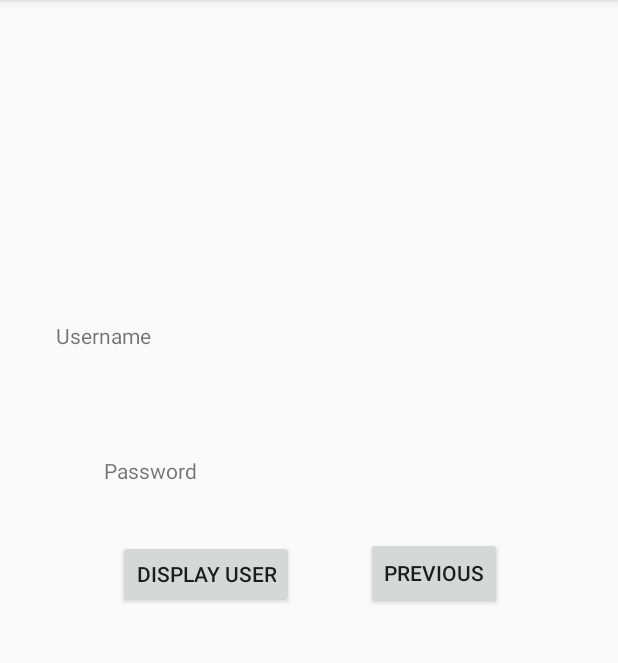
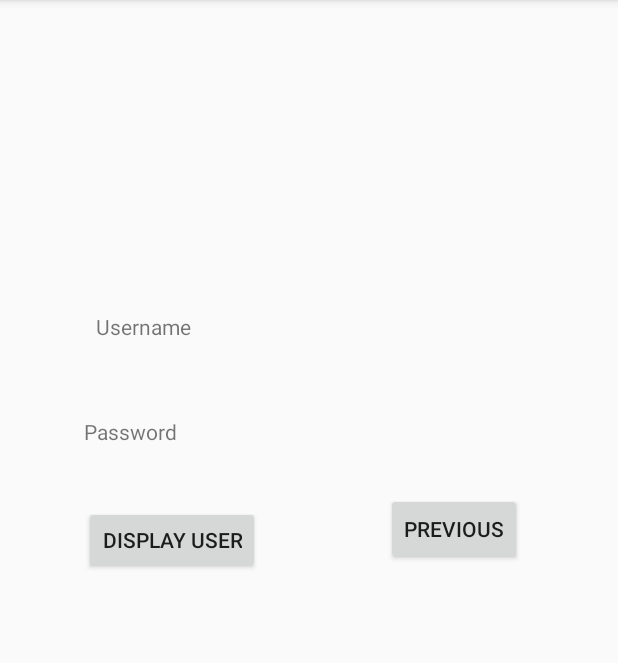
Before and after one commit to johnmvergara/Sample8, an Android app: the Activity2 screen opened directly, with no data from a screen before it, on a phone screen of 412 x 824 dp, the part 84-747 px from its top. Run offline under Robolectric (Android 15) with nearby library versions, the phone set to English and light mode, and no system bars.

Commit message:
arranged layout

```diff
--- a/app/src/main/res/layout/activity_2.xml
+++ b/app/src/main/res/layout/activity_2.xml
@@ -10,83 +10,75 @@
         android:id="@+id/textView"
         android:layout_width="67dp"
         android:layout_height="42dp"
-        android:layout_marginStart="8dp"
-        android:layout_marginLeft="8dp"
-        android:layout_marginTop="214dp"
-        android:layout_marginEnd="307dp"
-        android:layout_marginRight="307dp"
-        android:layout_marginBottom="39dp"
+        android:layout_marginStart="64dp"
+        android:layout_marginLeft="64dp"
+        android:layout_marginTop="208dp"
         android:text="Username"
-        app:layout_constraintBottom_toTopOf="@+id/textView2"
-        app:layout_constraintEnd_toEndOf="parent"
-        app:layout_constraintHorizontal_bias="1.0"
         app:layout_constraintStart_toStartOf="parent"
-        app:layout_constraintTop_toTopOf="parent"
-        app:layout_constraintVertical_bias="0.0" />
+        app:layout_constraintTop_toTopOf="parent" />
 
     <TextView
         android:id="@+id/textView2"
-        android:layout_width="0dp"
-        android:layout_height="26dp"
-        android:layout_marginStart="69dp"
-        android:layout_marginLeft="69dp"
-        android:layout_marginTop="71dp"
-        android:layout_marginEnd="27dp"
-        android:layout_marginRight="27dp"
-        android:layout_marginBottom="76dp"
+        android:layout_width="72dp"
+        android:layout_height="31dp"
+        android:layout_marginStart="56dp"
+        android:layout_marginLeft="56dp"
+        android:layout_marginTop="28dp"
         android:text="Password"
-        app:layout_constraintBottom_toBottomOf="@+id/button"
-        app:layout_constraintEnd_toStartOf="@+id/tvPassword"
         app:layout_constraintStart_toStartOf="parent"
-        app:layout_constraintTop_toBottomOf="@+id/tvName" />
+        app:layout_constraintTop_toBottomOf="@+id/textView" />
 
     <Button
         android:id="@+id/button"
         android:layout_width="wrap_content"
         android:layout_height="45dp"
-        android:layout_marginStart="9dp"
-        android:layout_marginLeft="9dp"
-        android:layout_marginTop="30dp"
+        android:layout_marginStart="56dp"
+        android:layout_marginLeft="56dp"
+        android:layout_marginTop="28dp"
         android:onClick="displayUser"
         android:text="Display User"
-        app:layout_constraintStart_toStartOf="@+id/textView2"
+        app:layout_constraintStart_toStartOf="parent"
         app:layout_constraintTop_toBottomOf="@+id/textView2" />
 
     <TextView
         android:id="@+id/tvName"
-        android:layout_width="wrap_content"
-        android:layout_height="wrap_content"
-        android:layout_marginTop="214dp"
-        android:layout_marginEnd="247dp"
-        android:layout_marginRight="247dp"
+        android:layout_width="212dp"
+        android:layout_height="29dp"
+        android:layout_marginTop="224dp"
+        android:layout_marginEnd="8dp"
+        android:layout_marginRight="8dp"
         app:layout_constraintEnd_toEndOf="parent"
+        app:layout_constraintHorizontal_bias="0.279"
         app:layout_constraintStart_toEndOf="@+id/textView"
         app:layout_constraintTop_toTopOf="parent" />
 
     <TextView
         android:id="@+id/tvPassword"
-        android:layout_width="wrap_content"
-        android:layout_height="wrap_content"
-        android:layout_marginEnd="245dp"
-        android:layout_marginRight="245dp"
-        app:layout_constraintBottom_toBottomOf="@+id/textView2"
+        android:layout_width="211dp"
+        android:layout_height="27dp"
+        android:layout_marginStart="8dp"
+        android:layout_marginLeft="8dp"
+        android:layout_marginTop="24dp"
+        android:layout_marginEnd="8dp"
+        android:layout_marginRight="8dp"
         app:layout_constraintEnd_toEndOf="parent"
-        app:layout_constraintStart_toEndOf="@+id/textView2" />
+        app:layout_constraintHorizontal_bias="0.357"
+        app:layout_constraintStart_toEndOf="@+id/textView2"
+        app:layout_constraintTop_toBottomOf="@+id/tvName" />
 
     <Button
         android:id="@+id/button3"
         android:layout_width="wrap_content"
         android:layout_height="wrap_content"
-        android:layout_marginStart="48dp"
-        android:layout_marginLeft="48dp"
-        android:layout_marginTop="28dp"
+        android:layout_marginStart="28dp"
+        android:layout_marginLeft="28dp"
+        android:layout_marginTop="24dp"
         android:layout_marginEnd="8dp"
         android:layout_marginRight="8dp"
         android:onClick="goPrevious"
         android:text="Previous"
         app:layout_constraintEnd_toEndOf="parent"
-        app:layout_constraintHorizontal_bias="0.0"
         app:layout_constraintStart_toEndOf="@+id/button"
-        app:layout_constraintTop_toBottomOf="@+id/textView2" />
+        app:layout_constraintTop_toBottomOf="@+id/tvPassword" />
 
 </android.support.constraint.ConstraintLayout>
```
